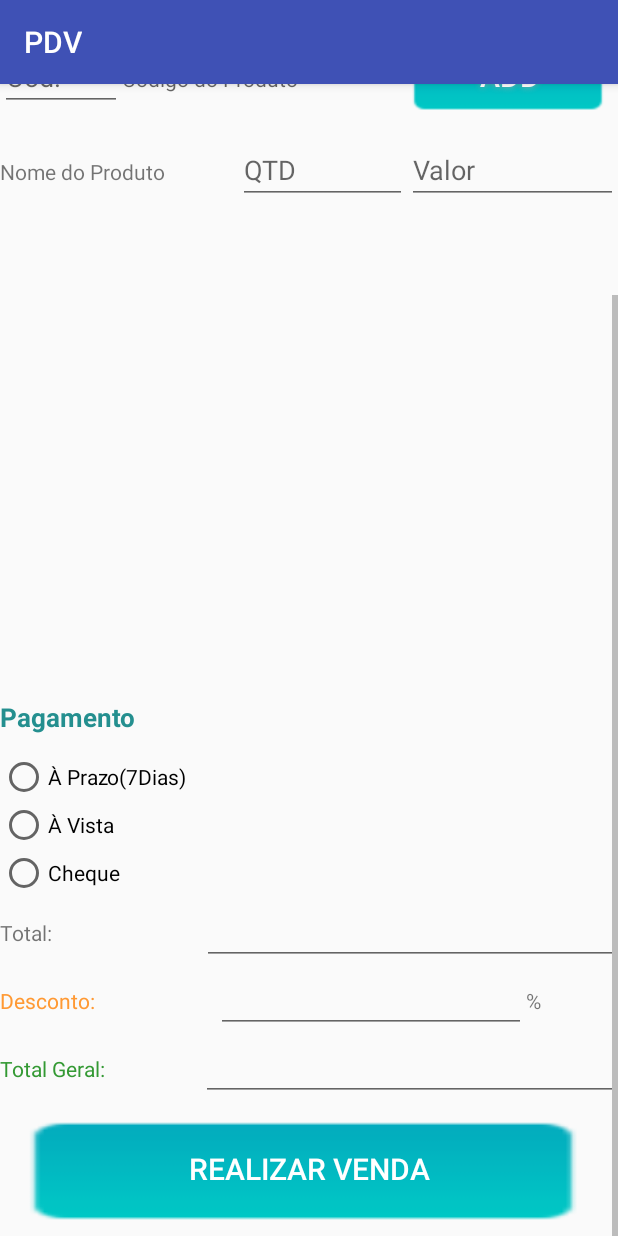
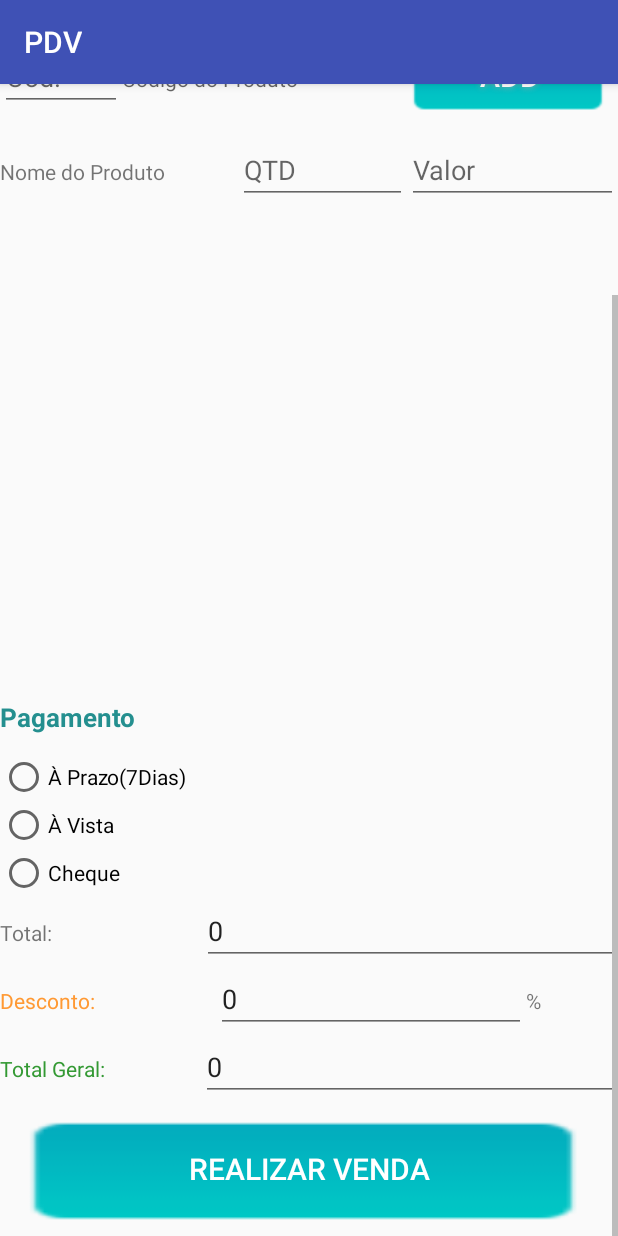
Before and after one commit to LeticiaCordeiro/Ex-App-PDV, an Android app: the screen it shows after launch (MainActivity), scrolled down 172 dp, on a phone screen of 412 x 824 dp. Run offline under Robolectric (Android 15) with nearby library versions, the phone set to English and light mode, and no system bars; our stand-ins replace Volley.

Commit message:
Add files via upload

```diff
--- a/app/src/main/res/layout/activity_main.xml
+++ b/app/src/main/res/layout/activity_main.xml
@@ -162,7 +162,6 @@
                         android:layout_height="320dp"
                         android:scrollbars="vertical"
                         android:scrollbarSize="10dp">
-
                     </ListView>
             </LinearLayout>
             <LinearLayout
@@ -235,7 +234,8 @@
                     android:layout_height="wrap_content"
                     android:layout_weight="1"
                     android:ems="10"
-                    android:inputType="number" />
+                    android:text="0"
+                    android:inputType="number"/>
 
             </LinearLayout>
 
@@ -258,6 +258,7 @@
                     android:layout_height="wrap_content"
                     android:layout_weight="1"
                     android:ems="10"
+                    android:text="0"
                     android:inputType="number" />
 
                 <TextView
@@ -287,7 +288,8 @@
                     android:layout_height="wrap_content"
                     android:layout_weight="1"
                     android:ems="10"
-                    android:inputType="textPersonName" />
+                    android:text="0"
+                    android:inputType="number"/>
 
             </LinearLayout>
 
--- a/app/src/main/res/layout/activity_main2.xml
+++ b/app/src/main/res/layout/activity_main2.xml
@@ -12,7 +12,8 @@
         android:gravity="center_horizontal"
         android:orientation="vertical"
         tools:layout_editor_absoluteX="0dp"
-        tools:layout_editor_absoluteY="0dp">
+        tools:layout_editor_absoluteY="0dp"
+        tools:ignore="MissingConstraints">
 
         <TextView
             android:layout_marginTop="20dp"
```
Lines whose indentation alone changed are shown as unchanged.
